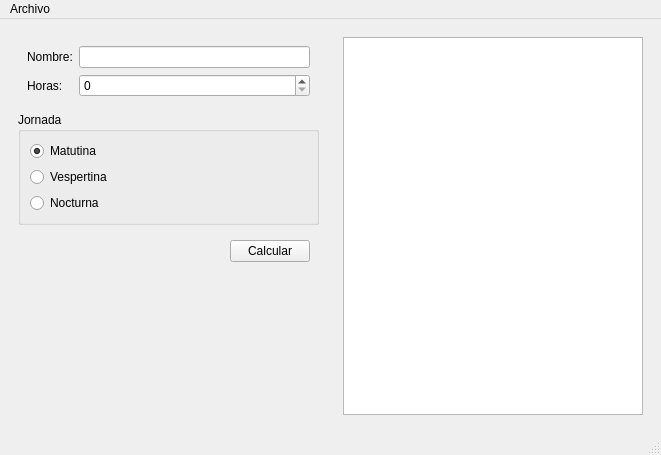
Before: the Qt Designer form principal.ui in rtufino/Qt-Salarios, drawn with Qt 5.
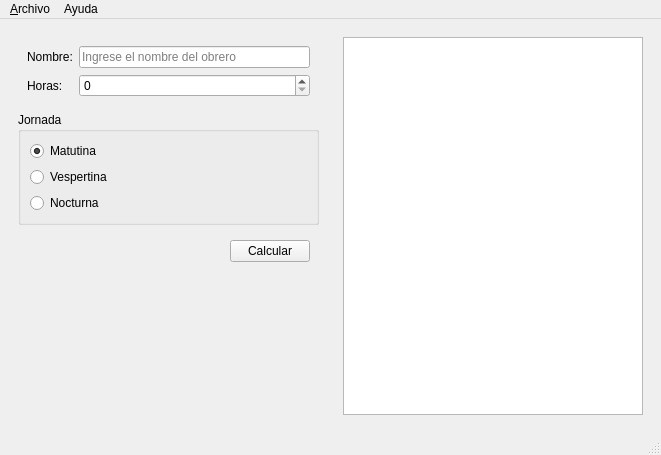
After: the same form once the commit is applied.

Commit message: Mejora en interfaz y archivos

The edit to the form file:
```diff
--- a/principal.ui
+++ b/principal.ui
@@ -29,7 +29,14 @@
            </widget>
           </item>
           <item row="0" column="1">
-           <widget class="QLineEdit" name="inNombre"/>
+           <widget class="QLineEdit" name="inNombre">
+            <property name="toolTip">
+             <string>&lt;html&gt;&lt;head/&gt;&lt;body&gt;&lt;p&gt;&lt;span style=&quot; font-weight:600;&quot;&gt;Nombre &lt;/span&gt;del obrero.&lt;/p&gt;&lt;/body&gt;&lt;/html&gt;</string>
+            </property>
+            <property name="placeholderText">
+             <string>Ingrese el nombre del obrero</string>
+            </property>
+           </widget>
           </item>
           <item row="1" column="0">
            <widget class="QLabel" name="label_2">
@@ -149,14 +156,23 @@
    </property>
    <widget class="QMenu" name="menuArchivo">
     <property name="title">
-     <string>Archivo</string>
+     <string>&amp;Archivo</string>
     </property>
     <addaction name="actionCalcular"/>
     <addaction name="actionBorrar"/>
     <addaction name="separator"/>
-    <addaction name="actionSalir"/>
+    <addaction name="mnuCalcular"/>
+    <addaction name="separator"/>
+    <addaction name="mnuSalir"/>
+   </widget>
+   <widget class="QMenu" name="menuAyuda">
+    <property name="title">
+     <string>Ayuda</string>
+    </property>
+    <addaction name="actionAcerca_de"/>
    </widget>
    <addaction name="menuArchivo"/>
+   <addaction name="menuAyuda"/>
   </widget>
   <widget class="QStatusBar" name="statusbar"/>
   <action name="actionCalcular">
```
Left out of the diff: 56 changed lines with no effect on the pictures. The commit also changes 5 other files.
